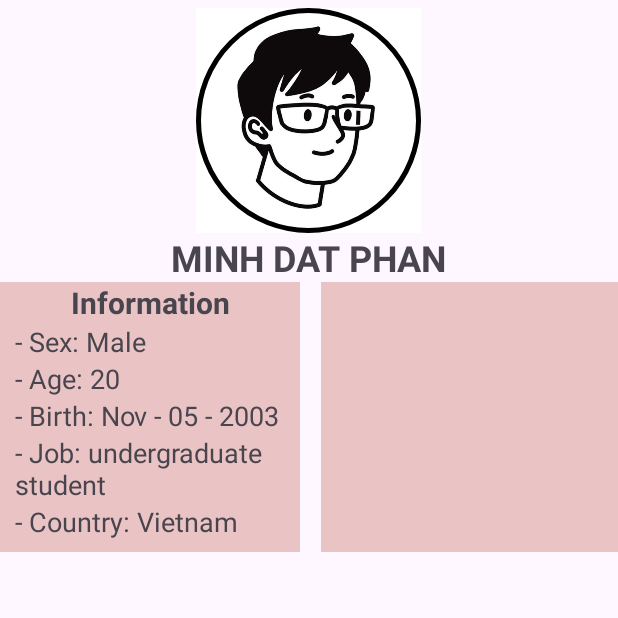
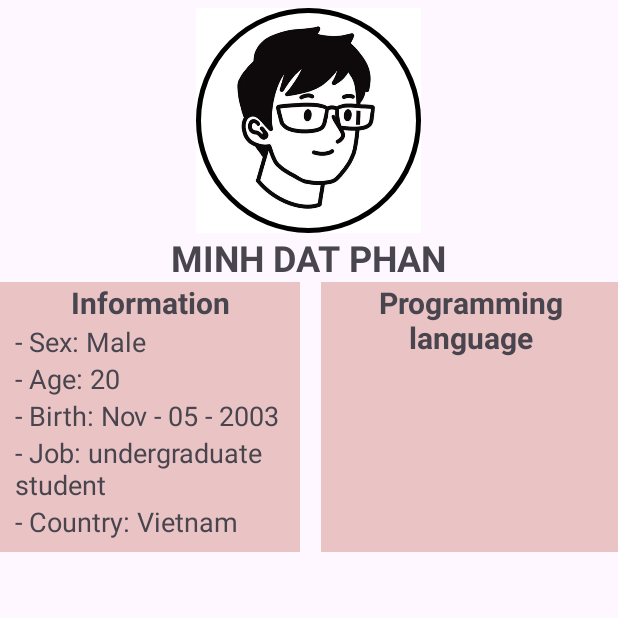
Before and after one commit to phanminhdat0511/63133669-AndroidProgramming, an Android app: the screen it shows after launch (MainActivity), on a phone screen of 412 x 824 dp, the top half of it. Run offline under Robolectric (Android 15) with nearby library versions, the phone set to English and light mode, and no system bars.

Commit message:
language

```diff
--- a/BaiThiGiuaKi_PhanMinhDat_63133669/Cau3_AppProfle/app/src/main/res/layout/activity_main.xml
+++ b/BaiThiGiuaKi_PhanMinhDat_63133669/Cau3_AppProfle/app/src/main/res/layout/activity_main.xml
@@ -99,7 +99,14 @@
             android:background="#EAC4C4"
             android:layout_marginStart="14dp"
             >
-
+            <TextView
+                android:layout_width="match_parent"
+                android:layout_height="wrap_content"
+                android:gravity="center"
+                android:text="Programming language"
+                android:textSize="20dp"
+                android:textStyle="bold"
+                />
         </LinearLayout>
     </LinearLayout>
 
```
